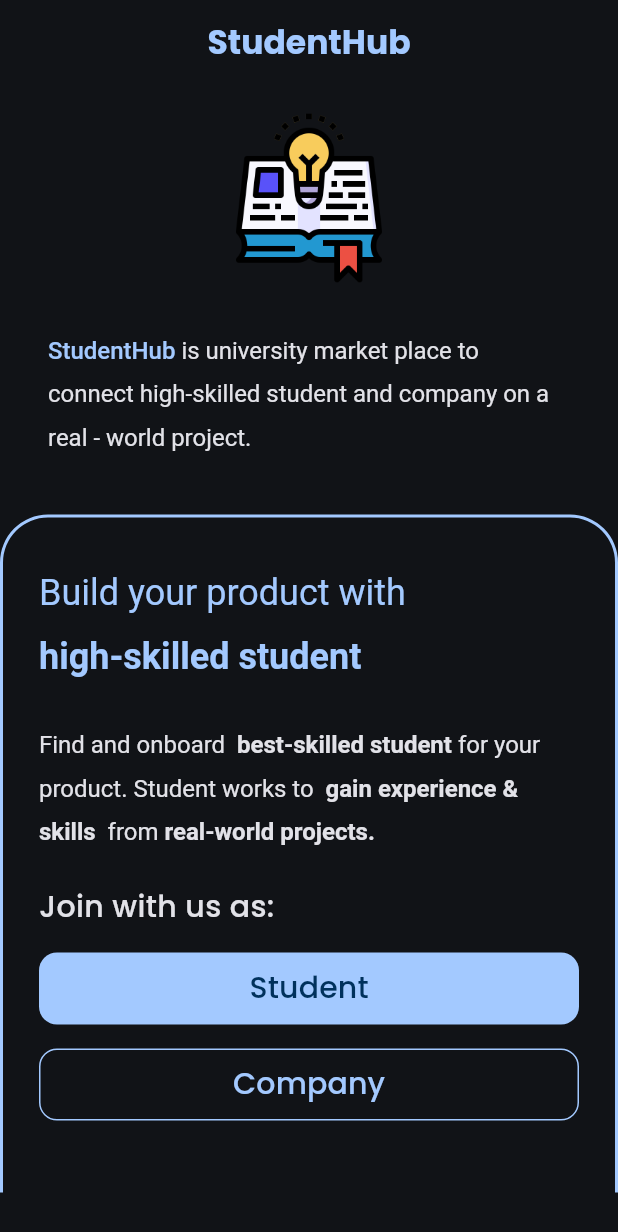
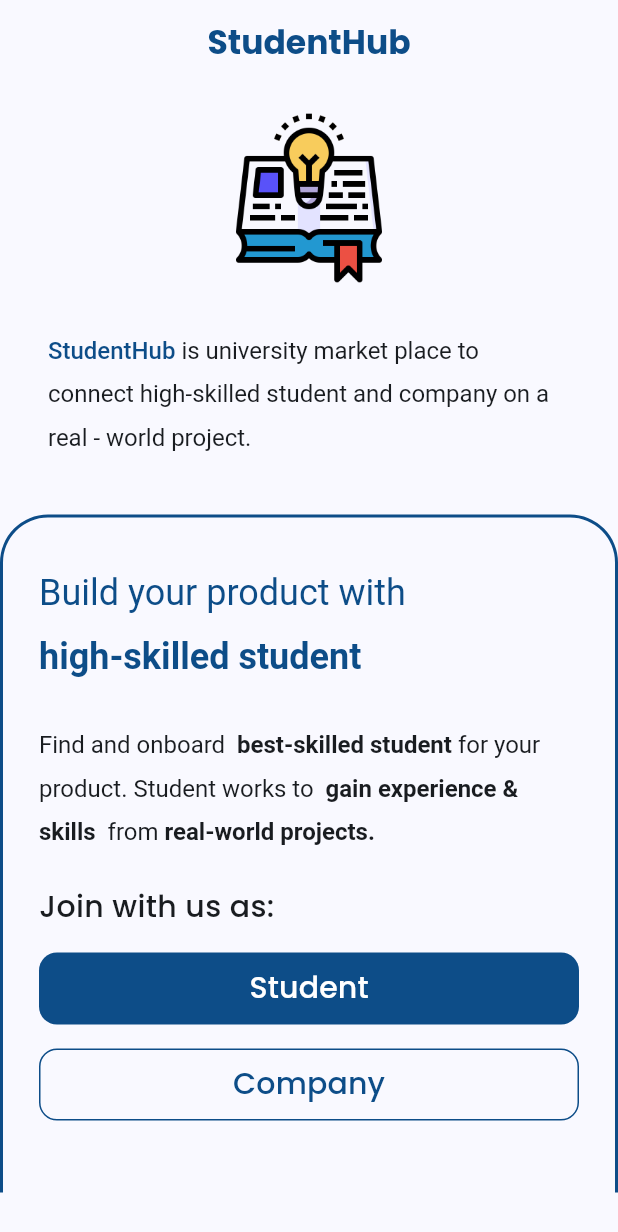
Before and after one commit to NguyenQuang179/amp_studenthub, a Flutter app: the screen it shows after launch, on a phone screen of 412 x 824 dp. Shown: the top 1232 px of the screen. Run offline on Flutter 3.47's test engine with Material 3 defaults, Android fonts, the phone set to English and light mode, and no system bars; our stand-ins replace dio, dotted_border, dropdown_button2, file_picker, flutter_custom_clippers, flutter_spinkit and 10 more; missing offline and left inert: omni_datetime_picker; accounts and stored records are empty; generated files the repository leaves out were written again.

Commit message:
Setting Theme & Localization With Provider

```diff
--- a/lib/main.dart
+++ b/lib/main.dart
@@ -1,4 +1,6 @@
 import 'package:amp_studenthub/configs/theme.dart';
+import 'package:amp_studenthub/providers/language_provider.dart';
+import 'package:amp_studenthub/providers/theme_provider.dart';
 import 'package:flutter/material.dart';
 import 'package:amp_studenthub/configs/constant.dart';
 import 'package:amp_studenthub/l10n/l10n.dart';
@@ -46,16 +48,22 @@ class MyApp extends StatelessWidget {
           ChangeNotifierProvider(create: (context) => CompanyProjectProvider()),
           ChangeNotifierProvider(create: (context) => UserProvider()),
           ChangeNotifierProvider(create: (context) => RoleProvider()),
-        ChangeNotifierProvider(create: (context) => StudentProjectProvider())
+          ChangeNotifierProvider(create: (context) => StudentProjectProvider()),
+          ChangeNotifierProvider(create: (context) => ThemeProvider()),
+          ChangeNotifierProvider(create: (context) => LanguageProvider()),
         ],
-      child: MaterialApp.router(
+        child: Consumer2<ThemeProvider, LanguageProvider>(
+          builder: (context, themeObject, languageProvider, _) =>
+              MaterialApp.router(
             title: 'StudentHub',
             debugShowCheckedModeBanner: false,
-        theme: theme.dark(),
+            themeMode: themeObject.mode,
+            theme: theme.light(),
+            darkTheme: theme.dark(),
             //  brightness == Brightness.light ? theme.light() :
 
             supportedLocales: l10n.all,
-        locale: const Locale('en'),
+            locale: languageProvider.appLocal,
             localizationsDelegates: const [
               AppLocalizations.delegate,
               GlobalCupertinoLocalizations.delegate,
@@ -66,6 +74,6 @@ class MyApp extends StatelessWidget {
             routeInformationParser: appRouter.router.routeInformationParser,
             routerDelegate: appRouter.router.routerDelegate,
           ),
-    );
+        ));
   }
 }
--- /dev/null
+++ b/lib/providers/theme_provider.dart
@@ -0,0 +1,19 @@
+import 'package:flutter/material.dart';
+
+class ThemeProvider with ChangeNotifier {
+  ThemeMode _mode;
+  ThemeMode get mode => _mode;
+  ThemeProvider({
+    ThemeMode mode = ThemeMode.light,
+  }) : _mode = mode;
+
+  void toggleMode() {
+    _mode = _mode == ThemeMode.light ? ThemeMode.dark : ThemeMode.light;
+    notifyListeners();
+  }
+
+  void setMode(ThemeMode mode) {
+    _mode = mode;
+    notifyListeners();
+  }
+}
--- a/lib/utilities/local_storage.dart
+++ b/lib/utilities/local_storage.dart
@@ -31,7 +31,4 @@ class LocalStorage {
   }
 }
 
-enum StorageKey {
-  accessToken,
-  refreshToken,
-}
+enum StorageKey { accessToken, refreshToken, languageCode }
```
Also changed, not shown: lib/providers/language_provider.dart (added, +38 -0 lines), lib/screens/account_settings.dart (+18 -2 lines). Lines whose indentation alone changed are shown as unchanged.
